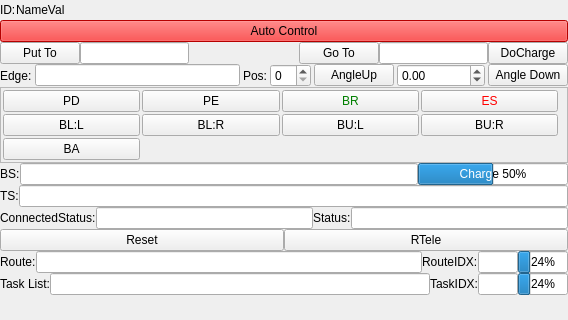
break11/AutoStorage, file Lib/Net/Agent_Widget.ui: the form before one commit; both pictures show x 0 to 568 and y 0 to 320 of the 568 by 759 pixel window.
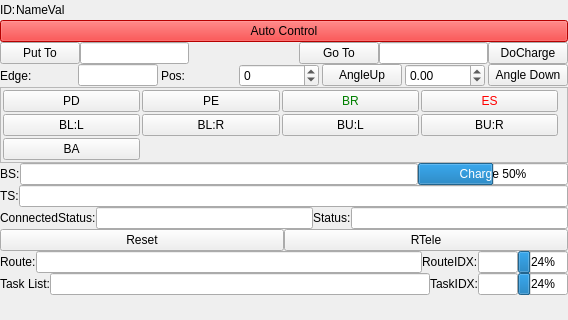
The form after the commit.

Commit message: позиция в виджете челнока, новый класс для спин бокс элементов

```diff
--- a/Lib/Net/Agent_Widget.ui
+++ b/Lib/Net/Agent_Widget.ui
@@ -164,6 +164,24 @@
      </item>
      <item>
       <widget class="QLineEdit" name="edEdge">
+       <property name="sizePolicy">
+        <sizepolicy hsizetype="Expanding" vsizetype="Fixed">
+         <horstretch>0</horstretch>
+         <verstretch>0</verstretch>
+        </sizepolicy>
+       </property>
+       <property name="minimumSize">
+        <size>
+         <width>80</width>
+         <height>0</height>
+        </size>
+       </property>
+       <property name="maximumSize">
+        <size>
+         <width>80</width>
+         <height>16777215</height>
+        </size>
+       </property>
        <property name="readOnly">
         <bool>false</bool>
        </property>
@@ -180,7 +198,35 @@
       </widget>
      </item>
      <item>
-      <widget class="QSpinBox" name="spinBox"/>
+      <widget class="QSpinBox" name="sbPosition">
+       <property name="sizePolicy">
+        <sizepolicy hsizetype="Expanding" vsizetype="Fixed">
+         <horstretch>0</horstretch>
+         <verstretch>0</verstretch>
+        </sizepolicy>
+       </property>
+       <property name="minimumSize">
+        <size>
+         <width>80</width>
+         <height>0</height>
+        </size>
+       </property>
+       <property name="maximumSize">
+        <size>
+         <width>80</width>
+         <height>16777215</height>
+        </size>
+       </property>
+       <property name="minimum">
+        <number>-999999999</number>
+       </property>
+       <property name="maximum">
+        <number>999999999</number>
+       </property>
+       <property name="propRef" stdset="0">
+        <string>position</string>
+       </property>
+      </widget>
      </item>
      <item>
       <widget class="QPushButton" name="btnAngleUp">
@@ -197,6 +243,24 @@
      </item>
      <item>
       <widget class="QDoubleSpinBox" name="sbAngle">
+       <property name="sizePolicy">
+        <sizepolicy hsizetype="Expanding" vsizetype="Fixed">
+         <horstretch>0</horstretch>
+         <verstretch>0</verstretch>
+        </sizepolicy>
+       </property>
+       <property name="minimumSize">
+        <size>
+         <width>80</width>
+         <height>0</height>
+        </size>
+       </property>
+       <property name="maximumSize">
+        <size>
+         <width>80</width>
+         <height>16777215</height>
+        </size>
+       </property>
        <property name="minimum">
         <double>-100000000.000000000000000</double>
        </property>
```
Left out of the diff: 3 changed lines with no effect on the pictures. The commit also changes 2 other files.
